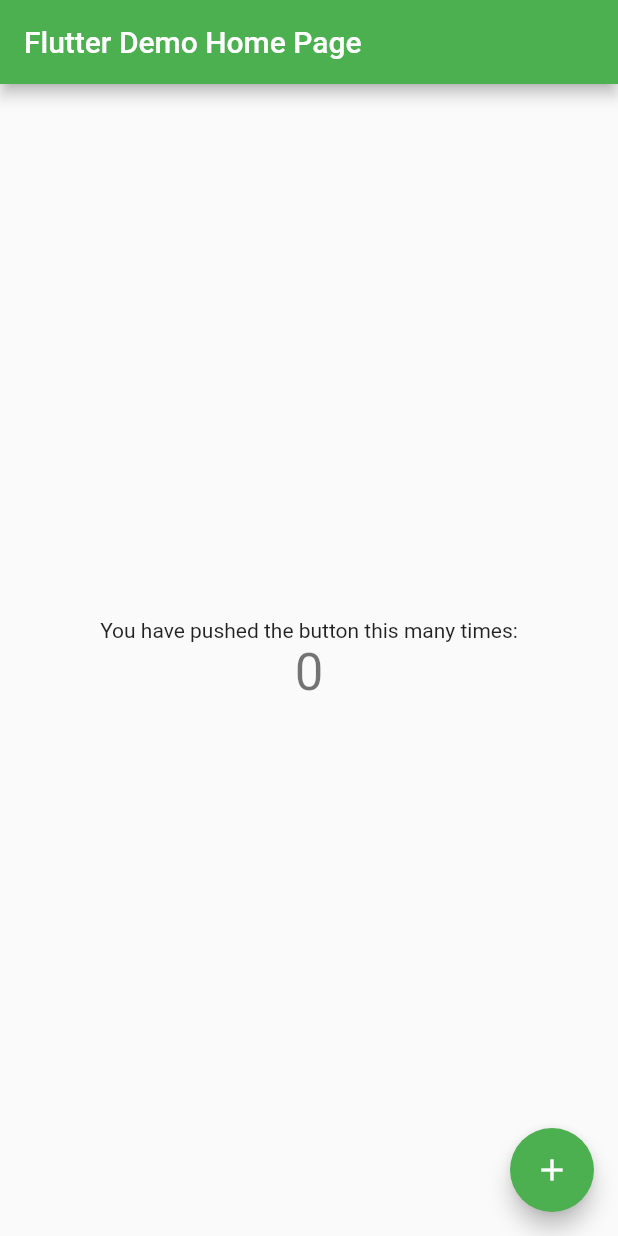
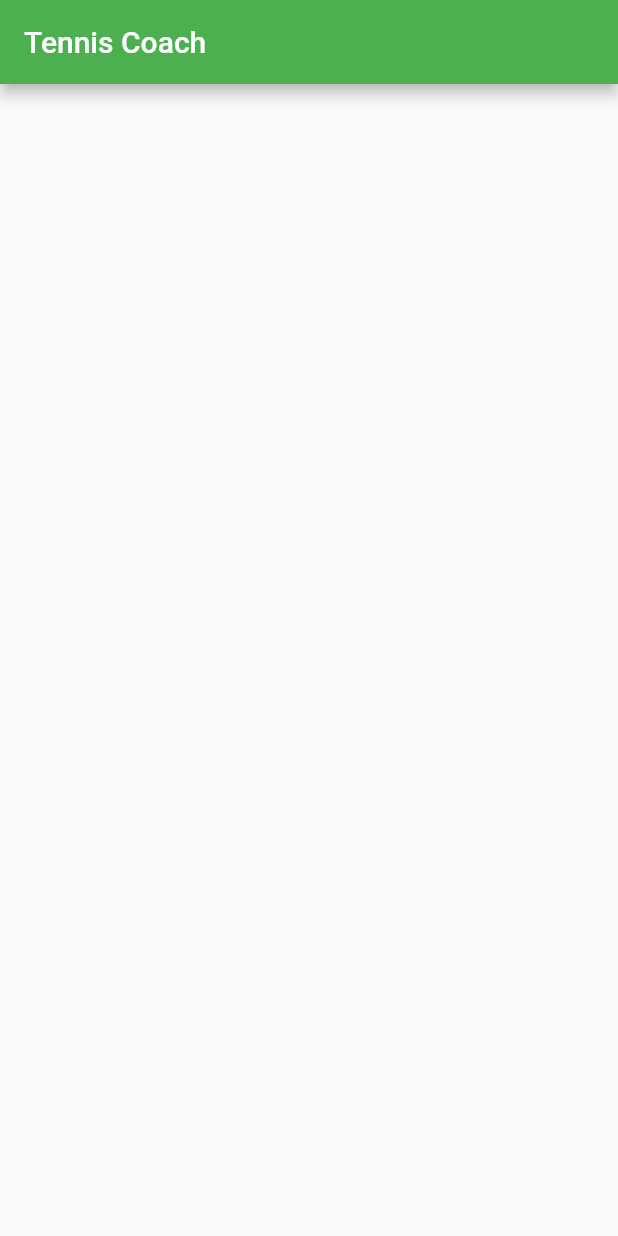
Before and after one commit to Dekpfastatt/coachtennis, a Flutter app: the screen it shows after launch, on a phone screen of 412 x 824 dp. Run offline on Flutter 3.47's test engine with Material 2 defaults, Android fonts, the phone set to English and light mode, and no system bars.

Commit message:
Empty screen

```diff
--- a/lib/main.dart
+++ b/lib/main.dart
@@ -13,103 +13,27 @@
     return MaterialApp(
       title: 'Coach Tennis',
       theme: ThemeData(
-        // This is the theme of your application.
-        //
-        // Try running your application with "flutter run". You'll see the
-        // application has a blue toolbar. Then, without quitting the app, try
-        // changing the primarySwatch below to Colors.green and then invoke
-        // "hot reload" (press "r" in the console where you ran "flutter run",
-        // or simply save your changes to "hot reload" in a Flutter IDE).
-        // Notice that the counter didn't reset back to zero; the application
-        // is not restarted.
         primarySwatch: Colors.green,
       ),
-      home: const MyHomePage(title: 'Flutter Demo Home Page'),
+      home: const MyHomePage(),
     );
   }
 }
 
 class MyHomePage extends StatefulWidget {
-  const MyHomePage({Key? key, required this.title}) : super(key: key);
-
-  // This widget is the home page of your application. It is stateful, meaning
-  // that it has a State object (defined below) that contains fields that affect
-  // how it looks.
-
-  // This class is the configuration for the state. It holds the values (in this
-  // case the title) provided by the parent (in this case the App widget) and
-  // used by the build method of the State. Fields in a Widget subclass are
-  // always marked "final".
-
-  final String title;
-
+  const MyHomePage({Key? key}) : super(key: key);
   @override
   State<MyHomePage> createState() => _MyHomePageState();
 }
 
 class _MyHomePageState extends State<MyHomePage> {
-  int _counter = 0;
-
-  void _incrementCounter() {
-    setState(() {
-      // This call to setState tells the Flutter framework that something has
-      // changed in this State, which causes it to rerun the build method below
-      // so that the display can reflect the updated values. If we changed
-      // _counter without calling setState(), then the build method would not be
-      // called again, and so nothing would appear to happen.
-      _counter++;
-    });
-  }
-
   @override
   Widget build(BuildContext context) {
-    // This method is rerun every time setState is called, for instance as done
-    // by the _incrementCounter method above.
-    //
-    // The Flutter framework has been optimized to make rerunning build methods
-    // fast, so that you can just rebuild anything that needs updating rather
-    // than having to individually change instances of widgets.
     return Scaffold(
       appBar: AppBar(
-        // Here we take the value from the MyHomePage object that was created by
-        // the App.build method, and use it to set our appbar title.
-        title: Text(widget.title),
+        title: Text("Tennis Coach"),
       ),
-      body: Center(
-        // Center is a layout widget. It takes a single child and positions it
-        // in the middle of the parent.
-        child: Column(
-          // Column is also a layout widget. It takes a list of children and
-          // arranges them vertically. By default, it sizes itself to fit its
-          // children horizontally, and tries to be as tall as its parent.
-          //
-          // Invoke "debug painting" (press "p" in the console, choose the
-          // "Toggle Debug Paint" action from the Flutter Inspector in Android
-          // Studio, or the "Toggle Debug Paint" command in Visual Studio Code)
-          // to see the wireframe for each widget.
-          //
-          // Column has various properties to control how it sizes itself and
-          // how it positions its children. Here we use mainAxisAlignment to
-          // center the children vertically; the main axis here is the vertical
-          // axis because Columns are vertical (the cross axis would be
-          // horizontal).
-          mainAxisAlignment: MainAxisAlignment.center,
-          children: <Widget>[
-            const Text(
-              'You have pushed the button this many times:',
-            ),
-            Text(
-              '$_counter',
-              style: Theme.of(context).textTheme.headline4,
-            ),
-          ],
-        ),
-      ),
-      floatingActionButton: FloatingActionButton(
-        onPressed: _incrementCounter,
-        tooltip: 'Increment',
-        child: const Icon(Icons.add),
-      ), // This trailing comma makes auto-formatting nicer for build methods.
+      body: Center(),
     );
   }
 }
```
Also changed, not shown: pubspec.yaml (+1 -6 lines), pubspec.lock.
